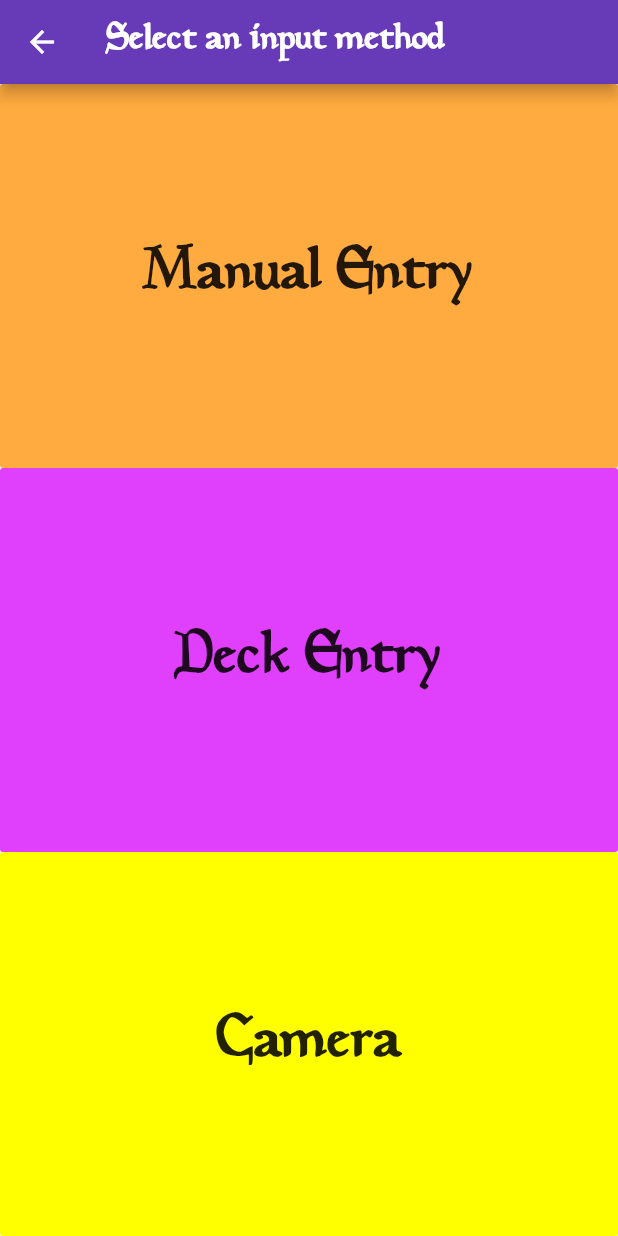
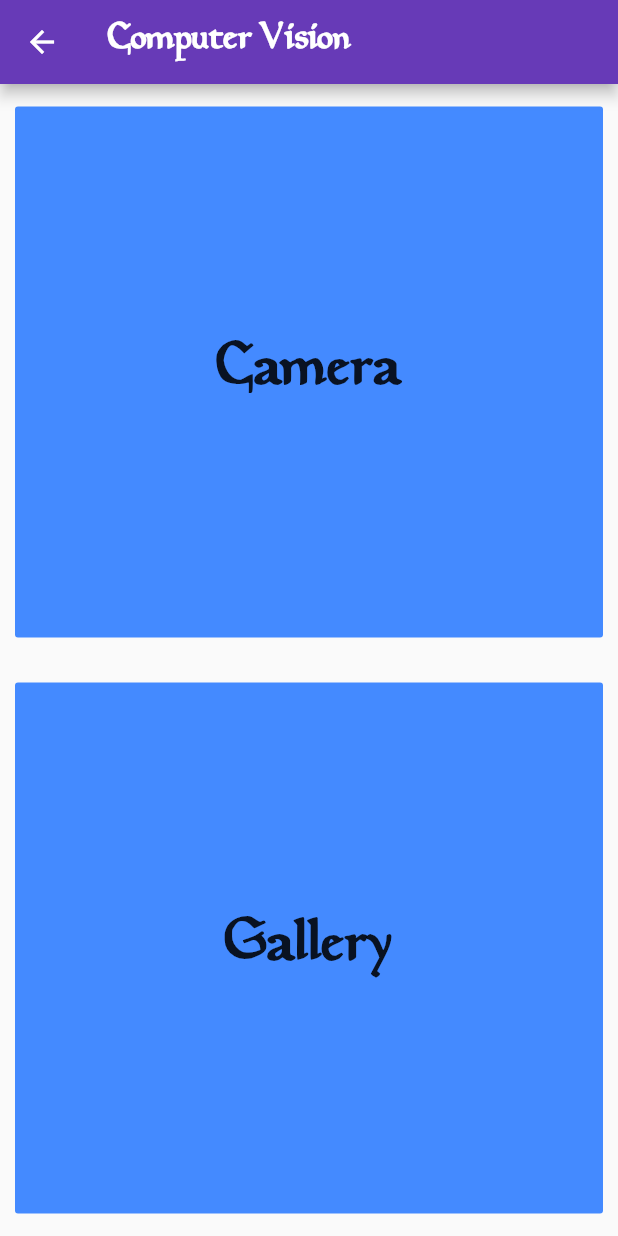
Before and after one commit to TNT670/seniordesign-mtg, a Flutter app: the InputSelectionScreen screen opened by its route, after a tap on "Camera", on a phone screen of 412 x 824 dp. Run offline on Flutter 3.47's test engine with Material 2 defaults, Android fonts, the phone set to English and light mode, and no system bars; our stand-ins replace flutter_svg, image_picker, permission_handler; missing offline and left inert: starflut.

```diff
--- a/mtg_slo/lib/global_states.dart
+++ b/mtg_slo/lib/global_states.dart
@@ -1,6 +1,7 @@
 import 'package:flutter/material.dart';
 import 'package:flutter/services.dart' show rootBundle;
 import 'dart:convert';
+import 'dart:io';
 
 import 'package:mtg_slo/deck.dart';
 import 'package:mtg_slo/screens/mana_selection_screen/mana_icon.dart';
@@ -14,6 +15,7 @@ class GlobalStates extends ChangeNotifier {
   List<ManaDisplay> manaDisplays = List();
   List<String> _identities = List();
   List<Deck> _decks = List();
+  File _image;
 
   Future getIdentities() async {  // returns Future so it can be awaited (no return statement necessary)
     String body;
@@ -95,8 +97,14 @@ class GlobalStates extends ChangeNotifier {
     setDisplays();
   }
 
+  void setImage(File image) {
+    _image = image;
+    print("image saved to global_states.dart");
+  }
+
   String get getCode => _code;
   String get getIdentity => _identity;
   String get getFormat => _format;
   List<ManaDisplay> get getDisplays => manaDisplays;
+  File get getImage => _image;
 }
--- a/mtg_slo/lib/main.dart
+++ b/mtg_slo/lib/main.dart
@@ -9,6 +9,7 @@ import 'package:mtg_slo/screens/mana_selection_screen/mana_selection_screen.dart
 import 'package:mtg_slo/screens/input_method_screen/input_method_screen.dart';
 import 'package:mtg_slo/screens/manual_selection_screen/manual_selection_screen.dart';
 import 'package:mtg_slo/screens/results_screen/results_screen.dart';
+import 'package:mtg_slo/screens/camera_screen/camera.dart';
 
 void main() {
   runApp(
@@ -37,7 +38,8 @@ class App extends StatelessWidget {
         '/mana': (context) => ManaSelectionScreen(),
         '/input': (context) => InputSelectionScreen(),
         '/manual': (context) => ManualSelectionScreen(),
-        '/results': (context) => ResultsScreen()
+        '/results': (context) => ResultsScreen(),
+        '/camera': (context) => CameraScreen(),
       }
     );
   }
--- /dev/null
+++ b/mtg_slo/lib/screens/camera_screen/camera.dart
@@ -0,0 +1,108 @@
+import 'dart:io';
+import 'package:flutter/material.dart';
+import 'package:provider/provider.dart';
+import 'package:image_picker/image_picker.dart';
+
+import 'package:mtg_slo/global_states.dart';
+
+class CameraScreen extends StatefulWidget {
+  @override
+  _CameraScreenState createState() => _CameraScreenState();
+}
+
+class _CameraScreenState extends State<CameraScreen> {
+  File _image;
+
+  Future getImageFromCamera() async {
+    var image = await ImagePicker.pickImage(source: ImageSource.camera);
+    setState(() {
+      _image = image;
+    });
+  }
+
+  Future getImageFromGallery() async {
+    var image = await ImagePicker.pickImage(source: ImageSource.gallery);
+    setState(() {
+      _image = image;
+    });
+  }
+
+  @override
+  Widget build(BuildContext context) {
+    final globalStates = Provider.of<GlobalStates>(context);
+    return Scaffold(
+        appBar: AppBar(
+            title: RichText(
+                text: TextSpan(
+                    text: "Computer Vision",
+                    style: TextStyle(
+                        fontFamily: 'Magic', color: Colors.white, fontSize: 25.0, fontWeight: FontWeight.bold,
+                    )
+                )
+            ),
+        ),
+        body: Center(
+          child: _image == null
+              ? Column(
+                  mainAxisAlignment: MainAxisAlignment.spaceEvenly,
+                  crossAxisAlignment: CrossAxisAlignment.stretch,
+                  children: <Widget>[
+                      Expanded(
+                          flex: 1,
+                          child: new Container(
+                              margin: const EdgeInsets.fromLTRB(10.0, 15.0, 10.0, 15.0),
+                              child: new FlatButton(
+                                  color: Colors.blueAccent,
+                                  onPressed: () {
+                                    getImageFromCamera();
+                                  },
+                                  child: RichText(
+                                      text: TextSpan(
+                                          text: "Camera",
+                                          style: TextStyle(
+                                            fontFamily: 'Magic', color: Colors.black87,
+                                            fontSize: 40.0, fontWeight: FontWeight.bold,
+                                          )
+                                      )
+                                  ),
+                              ),
+                          ),
+                      ),
+                      Expanded(
+                        flex: 1,
+                        child: new Container(
+                          margin: const EdgeInsets.fromLTRB(10.0, 15.0, 10.0, 15.0),
+                          child: new FlatButton(
+                            color: Colors.blueAccent,
+                            onPressed: () {
+                              getImageFromGallery();
+                            },
+                            child: RichText(
+                                text: TextSpan(
+                                    text: "Gallery",
+                                    style: TextStyle(
+                                      fontFamily: 'Magic', color: Colors.black87,
+                                      fontSize: 40.0, fontWeight: FontWeight.bold,
+                                    )
+                                )
+                            ),
+                          ),
+                        ),
+                      ),
+                  ],
+              )
+              : Image.file(_image),
+        ),
+        floatingActionButton: _image != null
+            ? FloatingActionButton.extended(
+                onPressed: () {
+                  globalStates.setImage(_image);
+                  Navigator.pushNamed(context, '/results');
+                },
+                label: Text('Next'),
+                icon: Icon(Icons.arrow_forward)
+            )
+            : null
+    );
+  }
+}
--- a/mtg_slo/lib/screens/input_method_screen/input_method_screen.dart
+++ b/mtg_slo/lib/screens/input_method_screen/input_method_screen.dart
@@ -43,7 +43,7 @@ class _InputSelectionState extends State<InputSelectionScreen> {
       PermissionHandler().openAppSettings();
     } else {
       _updateStatus(status);
-      // TODO: go to camera screen
+      Navigator.pushNamed(context, '/camera');
     }
   }
 
--- a/mtg_slo/pubspec.yaml
+++ b/mtg_slo/pubspec.yaml
@@ -26,6 +26,8 @@ dependencies:
   flutter_svg: ^0.17.1
   provider: ^3.0.0
   path_provider: ^0.4.1
+
+  image_picker: any
 
   # The following adds the Cupertino Icons font to your application.
   # Use with the CupertinoIcons class for iOS style icons.
```
Also changed, not shown: mtg_slo/lib/screens/results_screen/results.dart (+10 -4 lines), mtg_slo/pubspec.lock.
